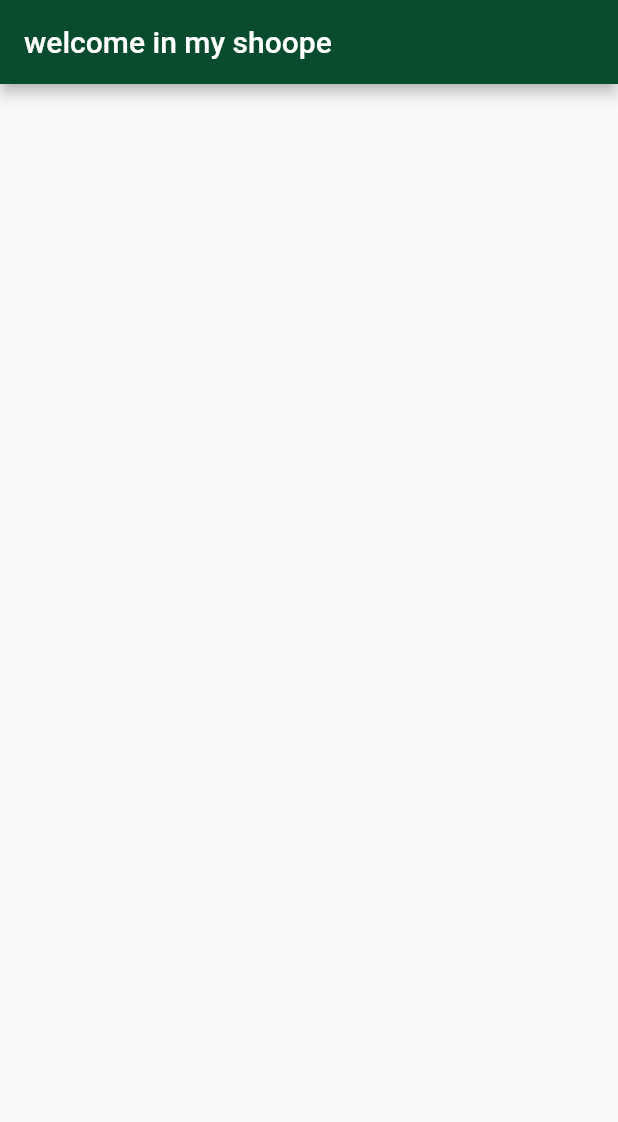
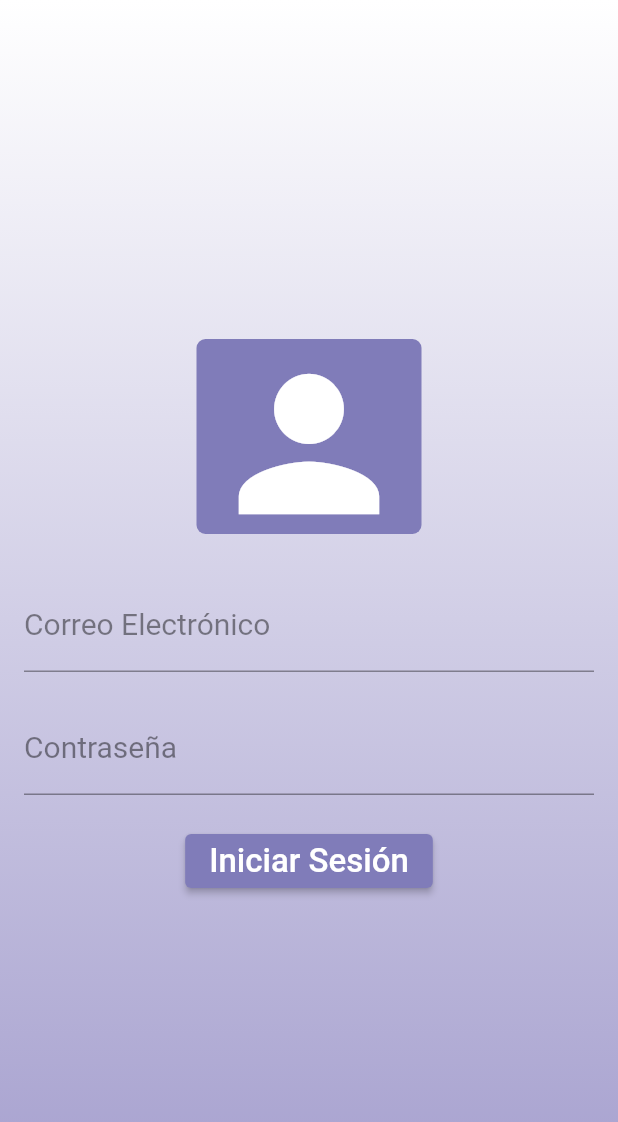
Before and after one commit to CarsOk/ADSO2558427EQUIPO2MOVIL, a Flutter app: the screen it shows after launch, on a phone screen of 412 x 824 dp. Shown: the top 1122 px of the screen. Run offline on Flutter 3.47's test engine with Material 2 defaults, Android fonts, the phone set to English and light mode, and no system bars.

Commit message:
Diseño login
Se ha implementado el diseño que llevara la aplicación móvil, con los campos: correo eléctronico y contraseña.

```diff
--- /dev/null
+++ b/App/applogin/lib/login_screen.dart
@@ -0,0 +1,85 @@
+import 'package:flutter/material.dart';
+
+class LoginScreen extends StatelessWidget {
+  const LoginScreen({Key? key}) : super(key: key);
+
+  @override
+  Widget build(BuildContext context) {
+    return Scaffold(
+      body: Container(
+        decoration: const BoxDecoration(
+          gradient: LinearGradient(
+            colors: [Colors.white, Color(0xFFA39DCD)],
+            begin: Alignment.topCenter,
+            end: Alignment.bottomCenter,
+          ),
+        ),
+        child: Center(
+          child: Column(
+            mainAxisAlignment: MainAxisAlignment.center,
+            children: <Widget>[
+              // Cuadro de usuario con ícono
+              Container(
+                width: 150,
+                height: 130,
+                decoration: BoxDecoration(
+                  color: const Color(0xFF807CB9),
+                  borderRadius: BorderRadius.circular(6),
+                ),
+                child: const Center(
+                  child: Icon(
+                    Icons.person,
+                    size: 140,
+                    color: Colors.white,
+                  ),
+                ),
+              ),
+              const SizedBox(height: 30), // Espaciado
+              Padding(
+                padding: const EdgeInsets.symmetric(horizontal: 16),
+                child: TextFormField(
+                  decoration: const InputDecoration(
+                    labelText: 'Correo Electrónico',
+                    labelStyle: TextStyle(fontSize: 20, color: Colors.black45),
+                    focusedBorder: OutlineInputBorder(
+                      borderSide: BorderSide(color: Color(0xFF807CB9)),
+                    ),
+                  ),
+                ),
+              ),
+              const SizedBox(height: 20),
+              Padding(
+                padding: const EdgeInsets.symmetric(horizontal: 16),
+                child: TextFormField(
+                  obscureText: true,
+                  decoration: const InputDecoration(
+                    labelText: 'Contraseña',
+                    labelStyle: TextStyle(fontSize: 20, color: Colors.black45),
+                    focusedBorder: OutlineInputBorder(
+                      borderSide: BorderSide(color: Color(0xFF807CB9)),
+                    ),
+                  ),
+                ),
+              ),
+              const SizedBox(height: 20),
+              ElevatedButton(
+                onPressed: () {
+                  // lógica
+                },
+                style: ElevatedButton.styleFrom(
+                  backgroundColor: const Color(0xFF807CB9),
+                ),
+                child: const Text(
+                  'Iniciar Sesión',
+                  style: TextStyle(
+                    fontSize: 22,
+                  ),
+                ),
+              ),
+            ],
+          ),
+        ),
+      ),
+    );
+  }
+}
```
Also changed, not shown: App/applogin/lib/main.dart (+17 -14 lines), App/applogin/pubspec.lock, 3 other files.
